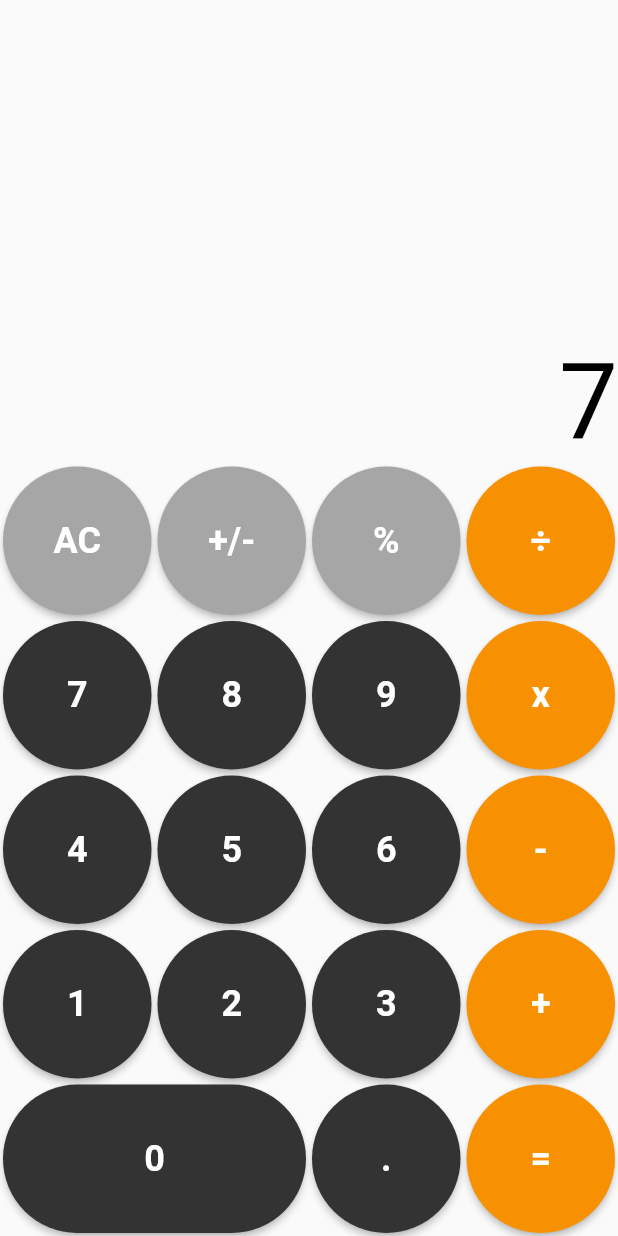
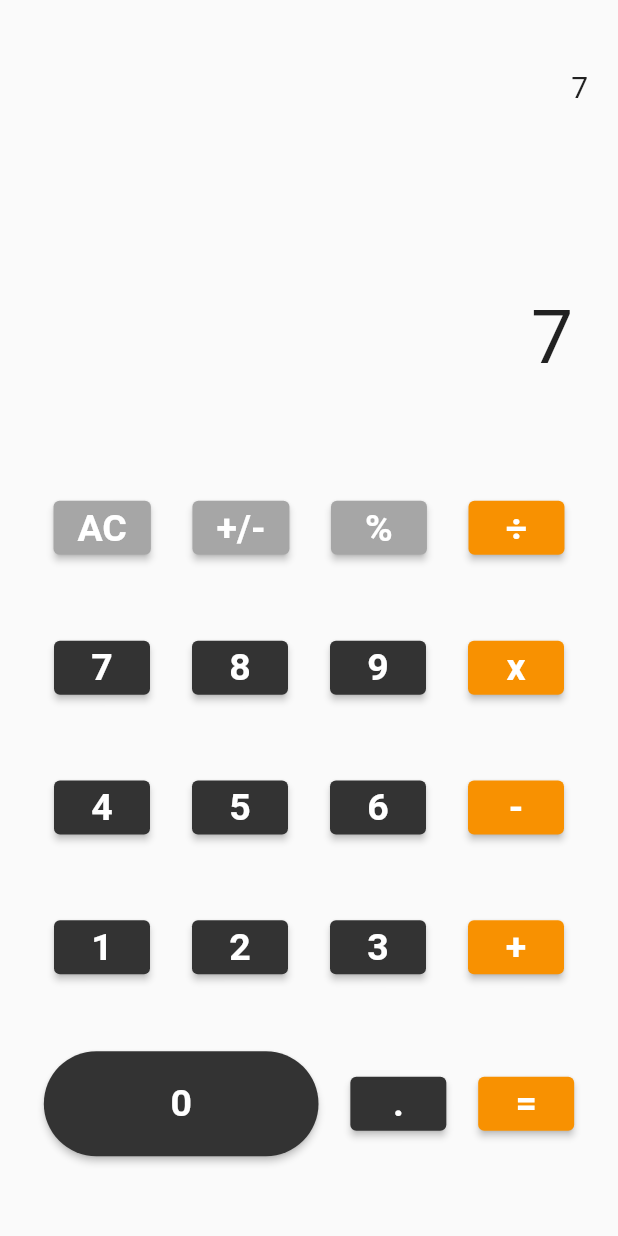
Before and after one commit to Saffron-codes/CodeClause_calculator, a Flutter app: the screen it shows after launch, after a tap on an icon or button, on a phone screen of 412 x 824 dp. Run offline on Flutter 3.47's test engine with Material 2 defaults, Android fonts, the phone set to English and light mode, and no system bars.

Commit message:
Fix UI issues

```diff
--- a/lib/app.dart
+++ b/lib/app.dart
@@ -1,26 +1,25 @@
-import 'package:calculator/main_view.dart';
-import 'package:calculator/providers/calculator_provider.dart';
+import 'package:calculator/calculator_view.dart';
 import 'package:flutter/material.dart';
-import 'package:provider/provider.dart';
 
 class Calculator extends StatelessWidget {
   const Calculator({super.key});
 
   @override
   Widget build(BuildContext context) {
-    return  ChangeNotifierProvider(
-      create: (context)=>CalculationProvider(),
-      child: MaterialApp(
-        home: const MainView(),
-        theme: ThemeData(
-          brightness: Brightness.light
+    return MaterialApp(
+      home:  const CalculatorView(),
+      theme: ThemeData(brightness: Brightness.light),
+      darkTheme: ThemeData(
+        brightness: Brightness.dark,
+        scaffoldBackgroundColor: Colors.black,
+        elevatedButtonTheme: ElevatedButtonThemeData(
+          style: ElevatedButton.styleFrom(
+            fixedSize:  Size(MediaQuery.sizeOf(context).width/4.5, 80),
+            shape: const CircleBorder(),
+          ),
         ),
-        darkTheme: ThemeData(
-          brightness: Brightness.dark,
-          scaffoldBackgroundColor: Colors.black
-        ),
-        themeMode: ThemeMode.system,
       ),
+      themeMode: ThemeMode.system,
     );
   }
 }
--- /dev/null
+++ b/lib/calculator_view.dart
@@ -0,0 +1,209 @@
+import 'package:calculator/utils/buttons_color.dart';
+import 'package:flutter/material.dart';
+
+class CalculatorView extends StatefulWidget {
+  const CalculatorView({super.key});
+
+  @override
+  State<CalculatorView> createState() => _CalculatorViewState();
+}
+
+class _CalculatorViewState extends State<CalculatorView> {
+  final List<List<String>> buttons = [
+    [
+      'AC',
+      '+/-',
+      '%',
+      '÷',
+    ],
+    [
+      '7',
+      '8',
+      '9',
+      'x',
+    ],
+    [
+      '4',
+      '5',
+      '6',
+      '-',
+    ],
+    [
+      '1',
+      '2',
+      '3',
+      '+',
+    ],
+    [
+      '0',
+      '.',
+      '=',
+    ]
+  ];
+
+  var calculation = "";
+
+  double num1 = 0;
+  double num2 = 0;
+
+  bool isClickedOpr = false;
+  bool isNegativeSign = false;
+
+  var curNumber = "";
+  var curOpr = "";
+
+  void buttonClicked(String btnName) {
+    setState(() {
+      if (isClickedOpr) {
+        curNumber += btnName;
+        num2 = double.parse(curNumber);
+        calculation += curNumber;
+      } else {
+        calculation += btnName;
+        curNumber = calculation;
+      }
+    });
+  }
+
+  void signChangeClicked() {
+    if (!isNegativeSign) {
+      calculation = (-(double.parse(calculation))).toString();
+      curNumber = (-(double.parse(curNumber))).toString();
+      setState(() {
+        isNegativeSign = false;
+      });
+    } else {
+      calculation = ((double.parse(calculation))).toString();
+      curNumber = (-(double.parse(curNumber))).toString();
+      setState(() {
+        isNegativeSign = true;
+      });
+    }
+  }
+
+  void clearBtnClicked() {
+    setState(() {
+      calculation = "";
+      curNumber = "";
+      isClickedOpr = false;
+      isNegativeSign = false;
+    });
+  }
+
+  void operatorClicked(String operator) {
+    num1 = double.parse(calculation);
+    isClickedOpr = true;
+    curOpr = operator;
+    setState(() {
+      calculation += operator;
+      curNumber = "";
+    });
+  }
+
+  void equalBtnClicked() {
+    setState(() {
+      if (curOpr == "+") {
+        curNumber = (num1 + num2).toString();
+      } else if (curOpr == "-") {
+        curNumber = (num1 - num2).toString();
+      } else if (curOpr == "÷") {
+        curNumber = (num1 / num2).toString();
+      } else if (curOpr == "x") {
+        curNumber = (num1 * num2).toString();
+      } else if (curOpr == "%") {
+        curNumber = (num1 % num2).toString();
+      }
+    });
+  }
+
+  @override
+  Widget build(BuildContext context) {
+    return Scaffold(
+      body: Column(
+        children: [
+          Expanded(
+            child: Container(
+              width: MediaQuery.sizeOf(context).width,
+              padding: const EdgeInsets.all(20),
+
+              child: calculationView(context),
+            ),
+          ),
+          Expanded(
+            flex: 2,
+            child: Padding(
+              padding: const EdgeInsets.all(8.0),
+              child: Column(
+                mainAxisAlignment: MainAxisAlignment.spaceEvenly,
+                children: buttons.map((btnGroup) => buttonRow(btnGroup)).toList(),
+              ),
+            ),
+          )
+        ],
+      ),
+    );
+  }
+
+  Widget calculationView(BuildContext context) {
+    return Column(
+      crossAxisAlignment: CrossAxisAlignment.end,
+      children: [
+        Container(
+          margin: const EdgeInsets.only(top: 26),
+          child: Text(
+            calculation.isNotEmpty ? calculation : "0",
+            style: const TextStyle(fontSize: 20),
+          ),
+        ),
+        const Spacer(),
+        Container(
+          margin: const EdgeInsets.only(right: 10),
+          child: Text(
+            curNumber.isNotEmpty ? curNumber : "0",
+            style: const TextStyle(fontSize: 50),
+          ),
+        )
+      ],
+    );
+  }
+
+  Widget buttonRow(List<String> buttons) {
+    return Row(
+      mainAxisAlignment: MainAxisAlignment.spaceEvenly,
+      children: buttons.map((btnName) => calcBtn(btnName)).toList(),
+    );
+  }
+
+  Widget calcBtn(String btnName) {
+    return ElevatedButton(
+      onPressed: () {
+        if (btnName == '=') {
+          equalBtnClicked();
+        } else if (btnName == 'AC') {
+          clearBtnClicked();
+        } else if (btnName == '+' ||
+            btnName == '-' ||
+            btnName == 'x' ||
+            btnName == '÷' ||
+            btnName == '%') {
+          operatorClicked(btnName);
+        } else if (btnName == "+/-") {
+          signChangeClicked();
+        } else {
+          buttonClicked(btnName);
+        }
+      },
+      style: ElevatedButton.styleFrom(
+        backgroundColor: buttonsColor(btnName),
+        fixedSize: btnName == "0"
+            ? Size((MediaQuery.sizeOf(context).width / 4.5) * 2, 70)
+            : null,
+        shape: btnName == "0" ? const StadiumBorder() : null,
+      ),
+      child: Text(
+        btnName,
+        style: const TextStyle(fontSize: 25, fontWeight: FontWeight.bold),
+      ),
+    );
+  }
+}
--- a/lib/main_view.dart
+++ /dev/null
@@ -1,46 +0,0 @@
-import 'package:calculator/providers/calculator_provider.dart';
-import 'package:calculator/widgets/buttons_grid.dart';
-import 'package:flutter/material.dart';
-import 'package:provider/provider.dart';
-
-class MainView extends StatefulWidget {
-  const MainView({super.key});
-
-  @override
-  State<MainView> createState() => _MainViewState();
-}
-
-class _MainViewState extends State<MainView> {
-  String output = "";
-
-
-  void onNumButtonPressed(){
-
-  }
-
-  @override
-  Widget build(BuildContext context) {
-    Size screen = MediaQuery.of(context).size;
-		double buttonSize = screen.width / 4;
-		double displayHeight = screen.height - (buttonSize * 4) - (buttonSize);
-
-
-    return Scaffold(
-      body: Column(
-        children: [
-          SizedBox(
-            height: displayHeight,
-            child:  Align(
-              alignment: Alignment.bottomRight,
-              child: Text(
-                Provider.of<CalculationProvider>(context).output,
-                style: TextStyle(fontSize: 70,color: Theme.of(context).brightness == Brightness.dark?Colors.white:Colors.black),
-              ),
-            ),
-          ),
-          ButtonsGrid()
-        ],
-      ),
-    );
-  }
-}
--- a/lib/utils/buttons_color.dart
+++ b/lib/utils/buttons_color.dart
@@ -2,12 +2,12 @@ import 'package:flutter/material.dart';
 
 Color buttonsColor(keyName){
   if(keyName == "AC" || keyName == "+/-" || keyName == "%"){
-    return Color(0xffA6A6A6);
+    return const Color(0xffA6A6A6);
   }
   else if( keyName == "÷" || keyName == "x" || keyName == "-" || keyName == "+" || keyName == "="){
-    return Color(0xffF89101);
+    return const Color(0xffF89101);
   }
   else{
-    return Color(0xff333333);
+    return const Color(0xff333333);
   }
 }
--- a/lib/widgets/buttons_grid.dart
+++ /dev/null
@@ -1,54 +0,0 @@
-import 'package:flutter/material.dart';
-
-import 'buttons_row.dart';
-
-class ButtonsGrid extends StatefulWidget {
-  const ButtonsGrid({super.key});
-
-  @override
-  State<ButtonsGrid> createState() => _ButtonsGridState();
-}
-
-class _ButtonsGridState extends State<ButtonsGrid> {
-  final List<List<String>> buttons = [
-    [
-      'AC',
-      '+/-',
-      '%',
-      '÷',
-    ],
-    [
-      '7',
-      '8',
-      '9',
-      'x',
-    ],
-    [
-      '4',
-      '5',
-      '6',
-      '-',
-    ],
-    [
-      '1',
-      '2',
-      '3',
-      '+',
-    ],
-    [
-      '0',
-      '.',
-      '=',
-    ]
-  ];
-  @override
-  Widget build(BuildContext context) {
-    return Column(
-      children: buttons
-          .map(
-            (buttonGroup) => ButtonsRow(keys: buttonGroup),
-          )
-          .toList(),
-    );
-  }
-}
--- a/lib/widgets/buttons_row.dart
+++ /dev/null
@@ -1,52 +0,0 @@
-import 'package:calculator/providers/calculator_provider.dart';
-import 'package:calculator/utils/buttons_color.dart';
-import 'package:flutter/material.dart';
-import 'package:provider/provider.dart';
-
-class ButtonsRow extends StatelessWidget {
-  final List<String> keys;
-  const ButtonsRow({super.key, required this.keys});
-
-  @override
-  Widget build(BuildContext context) {
-    double size = MediaQuery.of(context).size.width / 4;
-
-    void onClicked(String keyName) {
-      if(keyName == "AC"){
-        Provider.of<CalculationProvider>(context,listen: false).clearButtonPressed();
-      }
-      else if(keyName == "+/-"){
-        Provider.of<CalculationProvider>(context,listen: false).signChangePressed();
-      }
-      else if(keyName == "="){
-
-        Provider.of<CalculationProvider>(context,listen: false).equalButtonPressed();
-      }
-      else if( keyName == "÷" || keyName == "x" || keyName == "-" || keyName == "+" || keyName == "%"){
-        Provider.of<CalculationProvider>(context,listen: false).operatorButtonPressed(keyName);
-      }
-      else{
-        Provider.of<CalculationProvider>(context,listen: false).numButtonPressed(keyName);
-      }
-    }
-    return Row(
-        children: keys.map((keyName) {
-      return Container(
-        width: keyName == "0" ? (size * 2) : size,
-        height: size,
-        padding: const EdgeInsets.all(2),
-        child: ElevatedButton(
-          style: ElevatedButton.styleFrom(
-            backgroundColor: buttonsColor(keyName),
-            shape: RoundedRectangleBorder(
-                borderRadius: BorderRadius.circular(100)),
-            textStyle:
-                const TextStyle(fontSize: 24, fontWeight: FontWeight.bold),
-          ),
-          onPressed: ()=>onClicked(keyName),
-          child: Text(keyName),
-        ),
-      );
-    }).toList());
-  }
-}
--- a/pubspec.yaml
+++ b/pubspec.yaml
@@ -35,7 +35,6 @@ dependencies:
   # The following adds the Cupertino Icons font to your application.
   # Use with the CupertinoIcons class for iOS style icons.
   cupertino_icons: ^1.0.2
-  provider: ^6.0.5
 
 dev_dependencies:
   flutter_test:
```
Also changed, not shown: lib/providers/calculator_provider.dart (deleted, +0 -62 lines), pubspec.lock, 1 other file.
